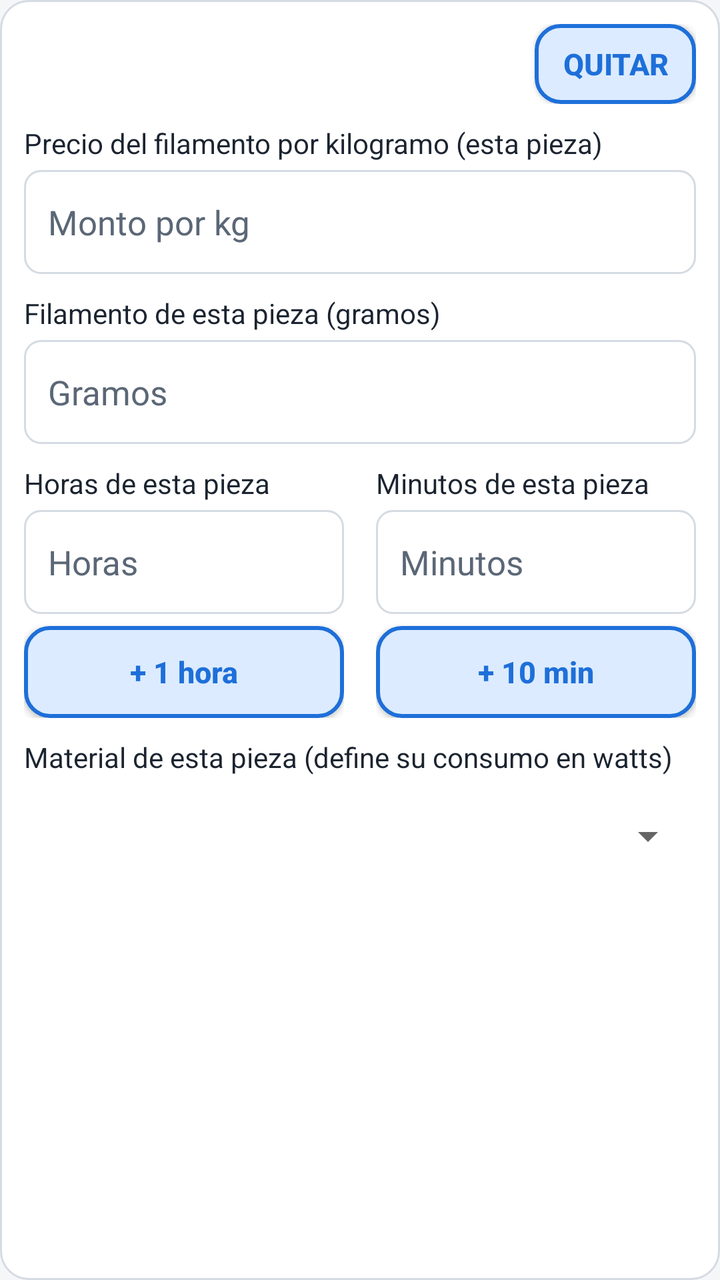
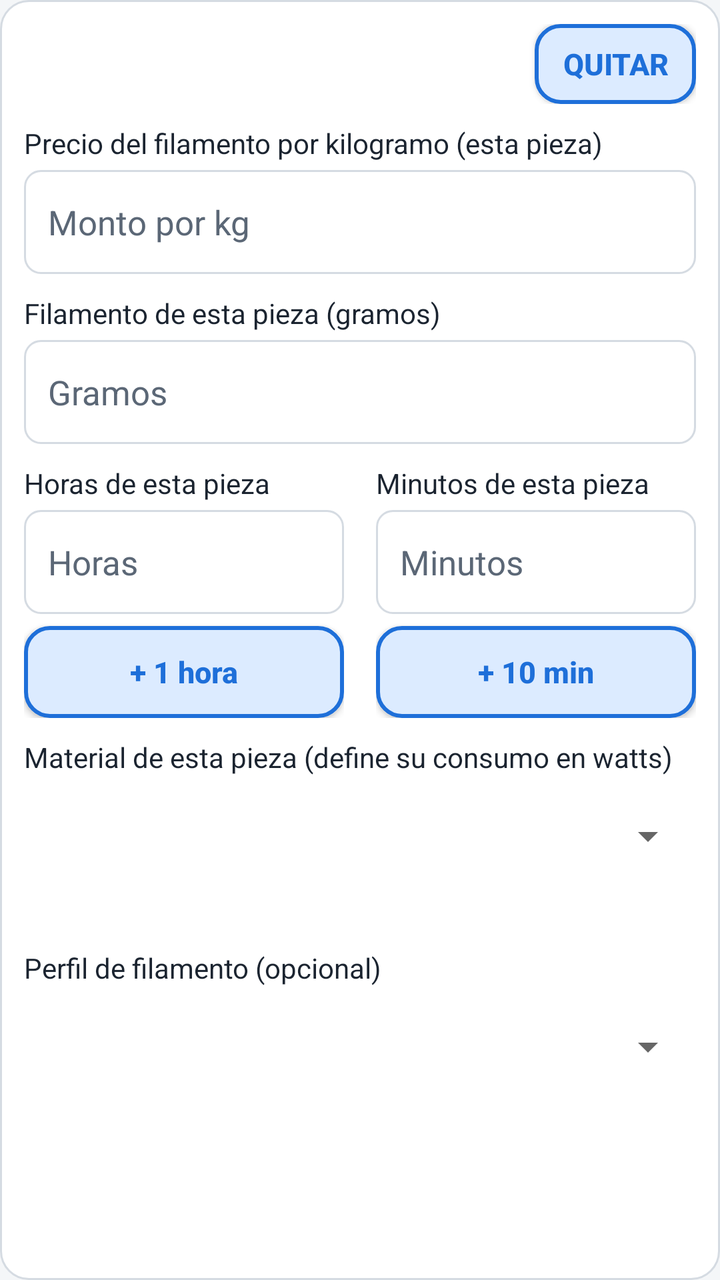

The first picture is an Android layout as it rendered before a commit; the second is the same layout after the commit. The layout source and the unified diff follow.
<!-- AndroidManifest.xml: application theme AppTheme -->
<!-- res/layout/parte_extra.xml -->
<?xml version="1.0" encoding="utf-8"?>
<LinearLayout xmlns:android="http://schemas.android.com/apk/res/android"
    android:layout_width="match_parent"
    android:layout_height="wrap_content"
    android:layout_marginTop="18dp"
    android:background="@drawable/tarjeta_fondo"
    android:orientation="vertical"
    android:padding="12dp">

    <LinearLayout
        android:layout_width="match_parent"
        android:layout_height="wrap_content"
        android:gravity="center_vertical"
        android:orientation="horizontal">

        <TextView
            android:layout_width="0dp"
            android:layout_height="wrap_content"
            android:layout_weight="1"
            android:tag="titulo"
            android:textColor="?attr/cAcento"
            android:textSize="16sp"
            android:textStyle="bold" />

        <Button
            style="@style/BotonRapido"
            android:layout_width="wrap_content"
            android:layout_height="40dp"
            android:layout_marginTop="0dp"
            android:paddingEnd="14dp"
            android:paddingStart="14dp"
            android:tag="quitar"
            android:text="@string/btn_quitar_pieza" />
    </LinearLayout>

    <TextView style="@style/Etiqueta" android:text="@string/lbl_pieza_precio_kg" />
    <EditText
        style="@style/Campo"
        android:hint="@string/hint_precio_kg"
        android:inputType="numberDecimal"
        android:tag="precio_kg" />

    <TextView style="@style/Etiqueta" android:text="@string/lbl_pieza_gramos" />
    <EditText
        style="@style/Campo"
        android:hint="@string/hint_gramos"
        android:inputType="numberDecimal"
        android:tag="gramos" />

    <LinearLayout
        android:layout_width="match_parent"
        android:layout_height="wrap_content"
        android:orientation="horizontal">

        <LinearLayout
            android:layout_width="0dp"
            android:layout_height="wrap_content"
            android:layout_marginEnd="8dp"
            android:layout_weight="1"
            android:orientation="vertical">

            <TextView style="@style/Etiqueta" android:text="@string/lbl_pieza_horas" />
            <EditText
                style="@style/Campo"
                android:hint="@string/hint_horas"
                android:inputType="numberDecimal"
                android:tag="horas" />
            <Button
                style="@style/BotonRapido"
                android:tag="mas_horas"
                android:text="@string/btn_mas_hora" />
        </LinearLayout>

        <LinearLayout
            android:layout_width="0dp"
            android:layout_height="wrap_content"
            android:layout_marginStart="8dp"
            android:layout_weight="1"
            android:orientation="vertical">

            <TextView style="@style/Etiqueta" android:text="@string/lbl_pieza_minutos" />
            <EditText
                style="@style/Campo"
                android:hint="@string/hint_minutos"
                android:inputType="numberDecimal"
                android:tag="minutos" />
            <Button
                style="@style/BotonRapido"
                android:tag="mas_minutos"
                android:text="@string/btn_mas_minutos" />
        </LinearLayout>
    </LinearLayout>

    <TextView style="@style/Etiqueta" android:text="@string/lbl_pieza_material" />
    <Spinner
        android:layout_width="match_parent"
        android:layout_height="52dp"
        android:layout_marginTop="4dp"
        android:prompt="@string/prompt_material"
        android:spinnerMode="dialog"
        android:tag="material" />
    <TextView
        android:layout_width="match_parent"
        android:layout_height="wrap_content"
        android:layout_marginTop="4dp"
        android:tag="info"
        android:textColor="?attr/cTextoSuave"
        android:textSize="12sp" />

    <LinearLayout
        android:layout_width="match_parent"
        android:layout_height="wrap_content"
        android:orientation="vertical"
        android:tag="watts_box"
        android:visibility="gone">
        <TextView style="@style/Etiqueta" android:text="@string/lbl_watts" />
        <EditText
            style="@style/Campo"
            android:hint="@string/hint_watts"
            android:inputType="numberDecimal"
            android:tag="watts" />
    </LinearLayout>
</LinearLayout>
<!-- resources referenced by this layout -->
<resources>
  <!-- drawable tarjeta_fondo (drawable) -->
  <?xml version="1.0" encoding="utf-8"?>
  <shape xmlns:android="http://schemas.android.com/apk/res/android" android:shape="rectangle">
      <solid android:color="?attr/cTarjeta" />
      <stroke android:width="1dp" android:color="?attr/cLinea" />
      <corners android:radius="14dp" />
  </shape>
  <string name="btn_mas_hora">+ 1 hora</string>
  <string name="btn_mas_minutos">+ 10 min</string>
  <string name="btn_quitar_pieza">QUITAR</string>
  <string name="hint_gramos">Gramos</string>
  <string name="hint_horas">Horas</string>
  <string name="hint_minutos">Minutos</string>
  <string name="hint_precio_kg">Monto por kg</string>
  <string name="hint_watts">Watts</string>
  <string name="lbl_pieza_gramos">Filamento de esta pieza (gramos)</string>
  <string name="lbl_pieza_horas">Horas de esta pieza</string>
  <string name="lbl_pieza_material">Material de esta pieza (define su consumo en watts)</string>
  <string name="lbl_pieza_minutos">Minutos de esta pieza</string>
  <string name="lbl_pieza_precio_kg">Precio del filamento por kilogramo (esta pieza)</string>
  <string name="lbl_watts">Consumo de la impresora (watts)</string>
  <string name="prompt_material">Material de impresión</string>
  <style name="BotonRapido">
          <item name="android:layout_width">match_parent</item>
          <item name="android:layout_height">46dp</item>
          <item name="android:layout_marginTop">6dp</item>
          <item name="android:background">@drawable/boton_rapido</item>
          <item name="android:minHeight">0dp</item>
          <item name="android:minWidth">0dp</item>
          <item name="android:focusable">false</item>
          <item name="android:textAllCaps">false</item>
          <item name="android:textColor">?attr/cAcento</item>
          <item name="android:textSize">15sp</item>
          <item name="android:textStyle">bold</item>
      </style>
  <style name="Etiqueta">
          <item name="android:layout_width">match_parent</item>
          <item name="android:layout_height">wrap_content</item>
          <item name="android:layout_marginTop">10dp</item>
          <item name="android:textColor">?attr/cTexto</item>
          <item name="android:textSize">14sp</item>
      </style>
  <style name="AppTheme" parent="TemaClaro" />
  <!-- drawable boton_rapido (drawable) -->
  <?xml version="1.0" encoding="utf-8"?>
  <selector xmlns:android="http://schemas.android.com/apk/res/android">
      <item android:state_pressed="true">
          <shape android:shape="rectangle">
              <solid android:color="?attr/cBotonPresionado" />
              <stroke android:width="2dp" android:color="?attr/cAcento" />
              <corners android:radius="12dp" />
          </shape>
      </item>
      <item>
          <shape android:shape="rectangle">
              <solid android:color="?attr/cBoton" />
              <stroke android:width="2dp" android:color="?attr/cAcento" />
              <corners android:radius="12dp" />
          </shape>
      </item>
  </selector>
  <color name="fondo">#F4F6F8</color>
  <color name="tarjeta">#FFFFFF</color>
  <color name="texto">#1B2430</color>
  <color name="texto_suave">#5B6776</color>
  <color name="acento">#1E6FD9</color>
  <color name="linea">#D5DBE2</color>
  <color name="error">#B3261E</color>
  <color name="campo">#FFFFFF</color>
  <color name="sobre_acento">#FFFFFF</color>
  <color name="boton">#DCEBFF</color>
  <color name="boton_presionado">#B3D2FF</color>
  <color name="campo_lleno">#DDF3E0</color>
  <color name="borde_lleno">#2E9E4F</color>
  <!-- unchanged entries left out for length: 3 -->
</resources>

<!-- the commit's change to res/layout/parte_extra.xml (unified diff, before → after) -->
@@ -47,6 +47,12 @@
         android:inputType="numberDecimal"
         android:tag="gramos" />
 
+    
+    <LinearLayout
+        android:layout_width="match_parent"
+        android:layout_height="wrap_content"
+        android:orientation="vertical"
+        android:tag="tiempo_box">
     <LinearLayout
         android:layout_width="match_parent"
         android:layout_height="wrap_content"
@@ -91,6 +97,8 @@
         </LinearLayout>
     </LinearLayout>
 
+    </LinearLayout>
+
     <TextView style="@style/Etiqueta" android:text="@string/lbl_pieza_material" />
     <Spinner
         android:layout_width="match_parent"
@@ -120,4 +128,13 @@
             android:inputType="numberDecimal"
             android:tag="watts" />
     </LinearLayout>
+
+    <TextView style="@style/Etiqueta" android:text="@string/lbl_perfil" />
+    <Spinner
+        android:layout_width="match_parent"
+        android:layout_height="52dp"
+        android:layout_marginTop="4dp"
+        android:prompt="@string/prompt_perfil"
+        android:spinnerMode="dialog"
+        android:tag="perfil" />
 </LinearLayout>
<!-- resource entries referenced after the edit -->
@@ -15,6 +15,7 @@
   <string name="hint_minutos">Minutos</string>
   <string name="hint_precio_kg">Monto por kg</string>
   <string name="hint_watts">Watts</string>
+  <string name="lbl_perfil">Perfil de filamento (opcional)</string>
   <string name="lbl_pieza_gramos">Filamento de esta pieza (gramos)</string>
   <string name="lbl_pieza_horas">Horas de esta pieza</string>
   <string name="lbl_pieza_material">Material de esta pieza (define su consumo en watts)</string>
@@ -22,6 +23,7 @@
   <string name="lbl_pieza_precio_kg">Precio del filamento por kilogramo (esta pieza)</string>
   <string name="lbl_watts">Consumo de la impresora (watts)</string>
   <string name="prompt_material">Material de impresión</string>
+  <string name="prompt_perfil">Perfil de filamento</string>
   <style name="BotonRapido">
           <item name="android:layout_width">match_parent</item>
           <item name="android:layout_height">46dp</item>
